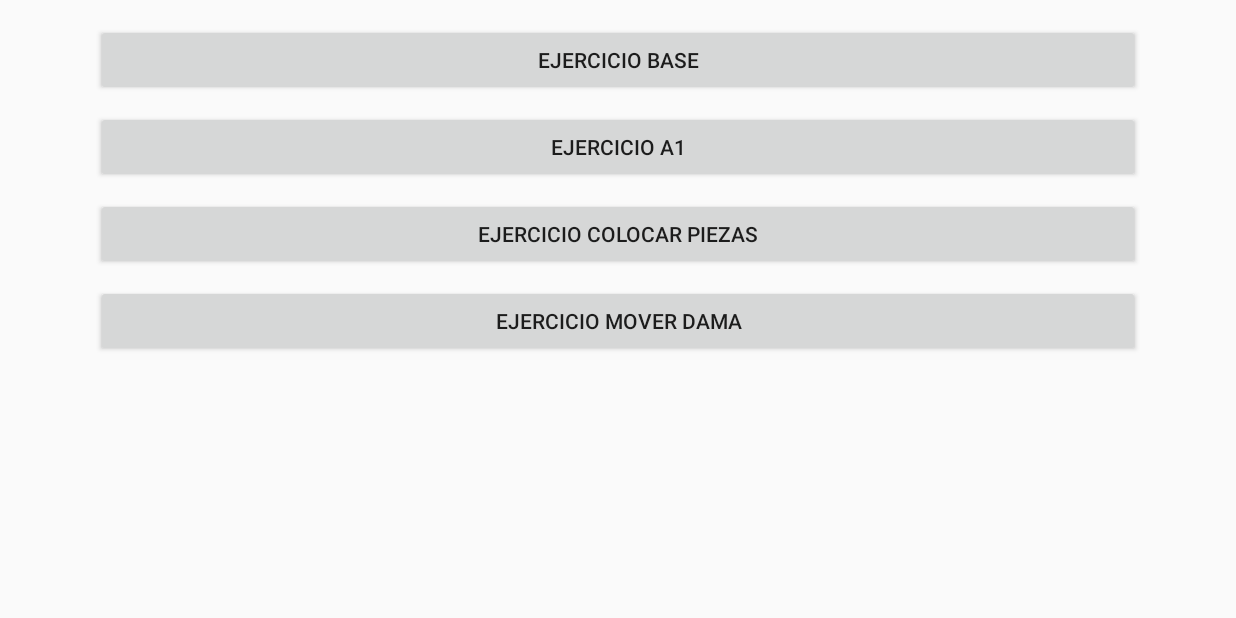
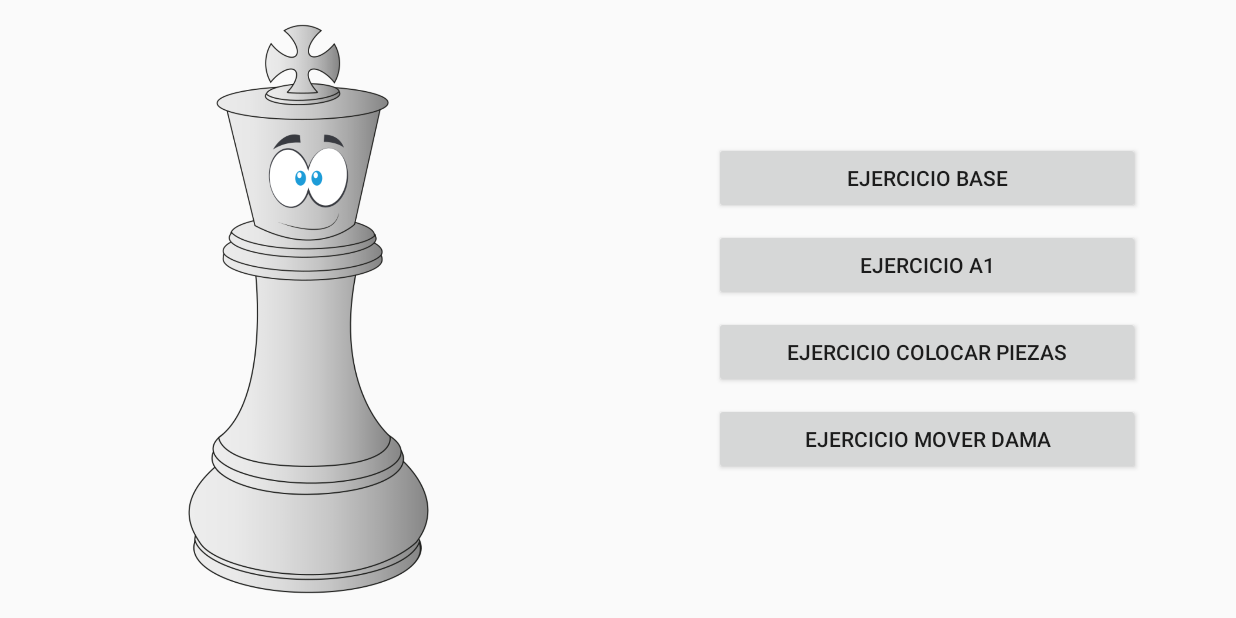
Before and after one commit to jesus-tomas-girones/AjedrezInfantil, an Android app: the screen it shows after launch (MainActivity), on a phone screen of 824 x 412 dp (held sideways). Run offline under Robolectric (Android 15) with nearby library versions, the phone set to English and light mode, and no system bars; 1 statement that could not run was skipped.

Commit message:
Solicitar permiso grabación audio en MainActivity Avatar aparece en la pantalla inicial

```diff
--- a/app/src/main/java/es/upv/mmoviles/ajedrez/MainActivity.java
+++ b/app/src/main/java/es/upv/mmoviles/ajedrez/MainActivity.java
@@ -1,12 +1,21 @@
 package es.upv.mmoviles.ajedrez;
 
+import android.Manifest;
 import android.content.Intent;
+import android.content.pm.PackageManager;
 import android.media.AudioManager;
+import android.os.Bundle;
+import android.support.design.widget.Snackbar;
+import android.support.v4.app.ActivityCompat;
+import android.support.v4.content.ContextCompat;
 import android.support.v7.app.AppCompatActivity;
-import android.os.Bundle;
 import android.view.View;
+import android.widget.TextView;
 
 public class MainActivity extends AppCompatActivity  {
+    private VistaAvatar avatar;
+    private final int REQUEST_RECORD_AUDIO = 0;
+
     // ESTO ES UNA PRUEBA
 
     //Todo: (Raúl) Solicitar permiso grabación audio
@@ -23,6 +32,18 @@ public class MainActivity extends AppCompatActivity  {
         super.onCreate(savedInstanceState);
         setVolumeControlStream(AudioManager.STREAM_MUSIC);
         setContentView(R.layout.activity_main);
+        avatar = (VistaAvatar) findViewById(R.id.vistaAvatar);
+        avatar.setActividad(this);
+        presentacion();
+    }
+
+    public void presentacion() {
+        if (ContextCompat.checkSelfPermission(this,
+                Manifest.permission.RECORD_AUDIO) == PackageManager.PERMISSION_GRANTED) {
+            avatar.habla(R.raw.presentacion);
+        } else {
+            solicitarPermisoRecordAudio();
+        }
     }
 
     public void boton1(View v) {
@@ -41,4 +62,41 @@ public class MainActivity extends AppCompatActivity  {
         startActivity(new Intent(this, MoverDamaActivity.class));
     }
 
+    void solicitarPermisoRecordAudio() {
+        if (ActivityCompat.shouldShowRequestPermissionRationale(this,
+                Manifest.permission.RECORD_AUDIO)) {
+            Snackbar snackbar = Snackbar.make(avatar, "Sin el permiso grabación de audio,\n"
+                    + "no puedo mostrarte el avatar hablando.", Snackbar.LENGTH_INDEFINITE);
+            View snackbarView = snackbar.getView();
+            TextView textView = (TextView) snackbarView.findViewById(android.support.design.R.id.snackbar_text);
+            textView.setMaxLines(2);
+            snackbar.setAction("OK", new View.OnClickListener() {
+                @Override
+                public void onClick(View view) {
+                    ActivityCompat.requestPermissions(MainActivity.this, new String[]{
+                            Manifest.permission.RECORD_AUDIO}, REQUEST_RECORD_AUDIO);
+                }
+            }).show();
+        } else {
+            ActivityCompat.requestPermissions(this, new String[]{Manifest.permission.RECORD_AUDIO}, REQUEST_RECORD_AUDIO);
+        }
+    }
+
+    @Override
+    public void onRequestPermissionsResult(int requestCode, String[] permissions, int[] grantResults) {
+        if (requestCode == REQUEST_RECORD_AUDIO) {
+            if (grantResults.length == 1 && grantResults[0] == PackageManager.PERMISSION_GRANTED) {
+                presentacion();
+            } else {
+                Snackbar snackbar = Snackbar.make(avatar, "Sin el permiso grabación de audio,\n"
+                        + "no puedo mostrarte el avatar hablando.", Snackbar.LENGTH_LONG);
+                View snackbarView = snackbar.getView();
+                TextView textView = (TextView) snackbarView.findViewById(android.support.design.R.id.snackbar_text);
+                textView.setMaxLines(2);
+                snackbar.show();
+                finish();
+            }
+        }
+    }
+
 }
--- a/app/src/main/res/layout/activity_main.xml
+++ b/app/src/main/res/layout/activity_main.xml
@@ -1,51 +1,58 @@
 <?xml version="1.0" encoding="utf-8"?>
-<RelativeLayout xmlns:android="http://schemas.android.com/apk/res/android"
-    xmlns:app="http://schemas.android.com/apk/res-auto"
+<LinearLayout xmlns:android="http://schemas.android.com/apk/res/android"
     xmlns:tools="http://schemas.android.com/tools"
     android:id="@+id/activity_main"
     android:layout_width="match_parent"
     android:layout_height="match_parent"
+    android:orientation="horizontal"
+    tools:context="es.upv.mmoviles.ajedrez.MainActivity">
+
+    <es.upv.mmoviles.ajedrez.VistaAvatar
+        android:id="@+id/vistaAvatar"
+        android:layout_width="match_parent"
+        android:layout_height="match_parent"
+        android:layout_weight="1" />
+
+    <LinearLayout
+        android:layout_width="match_parent"
+        android:layout_height="match_parent"
+        android:gravity="center_vertical"
+        android:orientation="vertical"
         android:paddingBottom="@dimen/activity_vertical_margin"
         android:paddingLeft="@dimen/activity_horizontal_margin"
         android:paddingRight="@dimen/activity_horizontal_margin"
         android:paddingTop="@dimen/activity_vertical_margin"
-    tools:context="es.upv.mmoviles.ajedrez.MainActivity" >
+        android:layout_weight="1">
 
         <Button
-        android:text="Ejercicio Base"
+            android:id="@+id/boton1"
             android:layout_width="match_parent"
             android:layout_height="wrap_content"
-        android:id="@+id/boton1"
-        android:layout_alignParentTop="true"
-        android:onClick="boton1" />
+            android:onClick="boton1"
+            android:text="Ejercicio Base" />
+
         <Button
-        android:text="Ejercicio A1"
+            android:id="@+id/boton2"
             android:layout_width="match_parent"
             android:layout_height="wrap_content"
             android:layout_marginTop="10dp"
-        android:id="@+id/boton2"
             android:onClick="boton2"
-        android:layout_below="@+id/boton1"
-        android:layout_alignParentLeft="true"
-        android:layout_alignParentStart="true" />
+            android:text="Ejercicio A1" />
+
         <Button
-        android:text="Ejercicio Colocar Piezas"
+            android:id="@+id/boton3"
             android:layout_width="match_parent"
             android:layout_height="wrap_content"
             android:layout_marginTop="10dp"
-        android:id="@+id/boton3"
             android:onClick="boton3"
-        android:layout_below="@+id/boton2"
-        android:layout_alignParentLeft="true"
-        android:layout_alignParentStart="true" />
+            android:text="Ejercicio Colocar Piezas" />
+
         <Button
-        android:text="Ejercicio Mover Dama"
+            android:id="@+id/boton4"
             android:layout_width="match_parent"
             android:layout_height="wrap_content"
             android:layout_marginTop="10dp"
-        android:id="@+id/boton4"
             android:onClick="boton4"
-        android:layout_below="@+id/boton3"
-        android:layout_alignParentLeft="true"
-        android:layout_alignParentStart="true" />
-</RelativeLayout>
+            android:text="Ejercicio Mover Dama" />
+    </LinearLayout>
+</LinearLayout>
```
Lines whose indentation alone changed are shown as unchanged.
